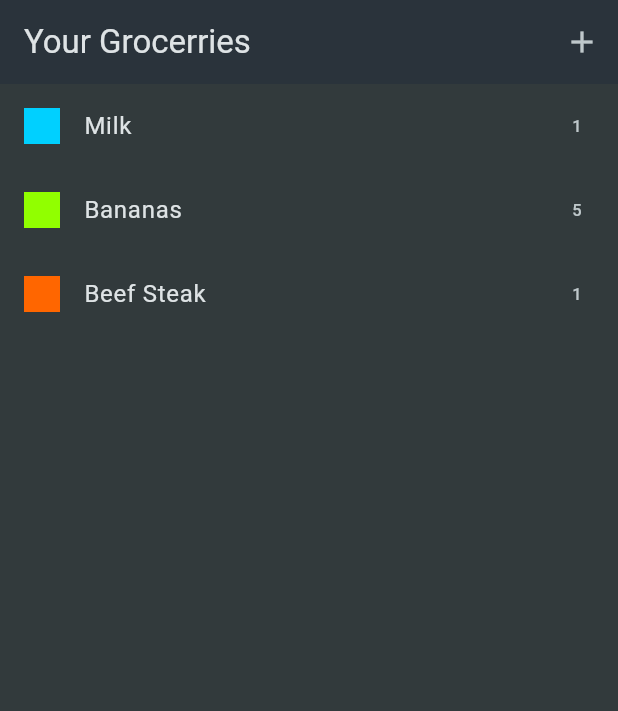
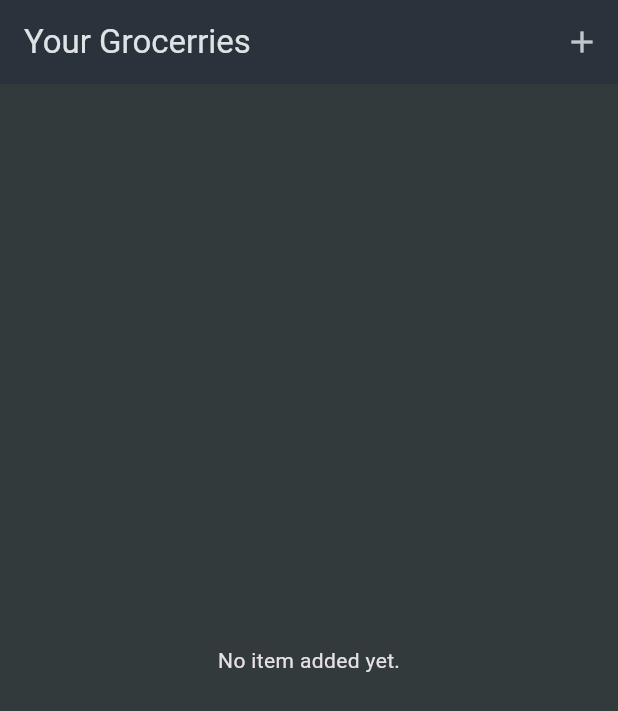
Before and after one commit to VIA2NEY/Shopping_List_App_Course, a Flutter app: the screen it shows after launch, on a phone screen of 412 x 824 dp. Shown: the top 711 px of the screen. Run offline on Flutter 3.47's test engine with Material 3 defaults, Android fonts, the phone set to English and light mode, and no system bars.

Commit message:
End Section 11

```diff
--- a/lib/data/dummy_items.dart
+++ b/lib/data/dummy_items.dart
@@ -1,21 +1,21 @@
-import 'package:shopping_list/models/category.dart';
-import 'package:shopping_list/models/grocery_item.dart';
-import 'package:shopping_list/data/categories.dart';
+// import 'package:shopping_list/models/category.dart';
+// import 'package:shopping_list/models/grocery_item.dart';
+// import 'package:shopping_list/data/categories.dart';
 
-final groceryItems = [
-  GroceryItem(
-      id: 'a',
-      name: 'Milk',
-      quantity: 1,
-      category: categories[Categories.dairy]!),
-  GroceryItem(
-      id: 'b',
-      name: 'Bananas',
-      quantity: 5,
-      category: categories[Categories.fruit]!),
-  GroceryItem(
-      id: 'c',
-      name: 'Beef Steak',
-      quantity: 1,
-      category: categories[Categories.meat]!),
-];
+// final groceryItems = [
+//   GroceryItem(
+//       id: 'a',
+//       name: 'Milk',
+//       quantity: 1,
+//       category: categories[Categories.dairy]!),
+//   GroceryItem(
+//       id: 'b',
+//       name: 'Bananas',
+//       quantity: 5,
+//       category: categories[Categories.fruit]!),
+//   GroceryItem(
+//       id: 'c',
+//       name: 'Beef Steak',
+//       quantity: 1,
+//       category: categories[Categories.meat]!),
+// ];
--- a/lib/widgets/grocery_list.dart
+++ b/lib/widgets/grocery_list.dart
@@ -1,5 +1,5 @@
 import 'package:flutter/material.dart';
-import 'package:shopping_list/data/dummy_items.dart';
+import 'package:shopping_list/models/grocery_item.dart';
 import 'package:shopping_list/widgets/new_item.dart';
 
 class GroceryList extends StatefulWidget {
@@ -10,12 +10,29 @@ class GroceryList extends StatefulWidget {
 }
 
 class _GroceryListState extends State<GroceryList> {
-  void _addItem (){
-    Navigator.of(context).push(
+
+  final List<GroceryItem> _groceryItems = [];
+
+  void _addItem () async {
+    final newItem = await Navigator.of(context).push<GroceryItem>(
       MaterialPageRoute(builder: (ctx){
         return const NewItem();
       })
     );
+
+    if (newItem == null) {
+      return;
+    }
+
+    setState (() {
+      _groceryItems.add(newItem);
+    });
+  }
+
+  void _removeItem(GroceryItem item){
+    setState (() {
+      _groceryItems.remove(item);
+    });
   }
 
   @override
@@ -31,17 +48,28 @@ class _GroceryListState extends State<GroceryList> {
         ],
       ),
 
-      body: ListView.builder(
-        itemCount: groceryItems.length,
+      body: _groceryItems.isEmpty ?
+        Center(
+          child: const Text("No item added yet."),
+        )
+      :
+        ListView.builder(
+          itemCount: _groceryItems.length,
           itemBuilder: (context, index){
-          return ListTile(
+            return Dismissible(
+              key: ValueKey(_groceryItems[index].id),
+              onDismissed: (direction) {
+                _removeItem(_groceryItems[index]);
+              },
+              child: ListTile(
                 leading: Container(
                   width: 24,
                   height: 24,
-              color: groceryItems[index].category.color,
+                  color: _groceryItems[index].category.color,
                 ),
-            title: Text(groceryItems[index].name),
-            trailing: Text(groceryItems[index].quantity.toString()),
+                title: Text(_groceryItems[index].name),
+                trailing: Text(_groceryItems[index].quantity.toString()),
+              ),
             );
           },
         ),
```
Also changed, not shown: lib/widgets/new_item.dart (+33 -3 lines). Lines whose indentation alone changed are shown as unchanged.
